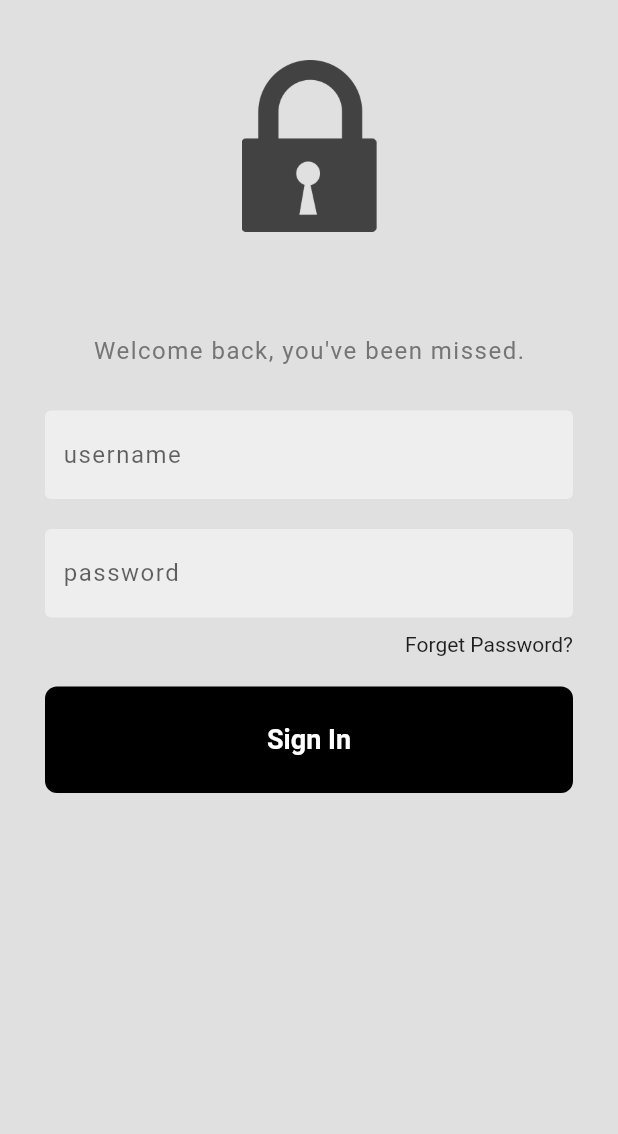
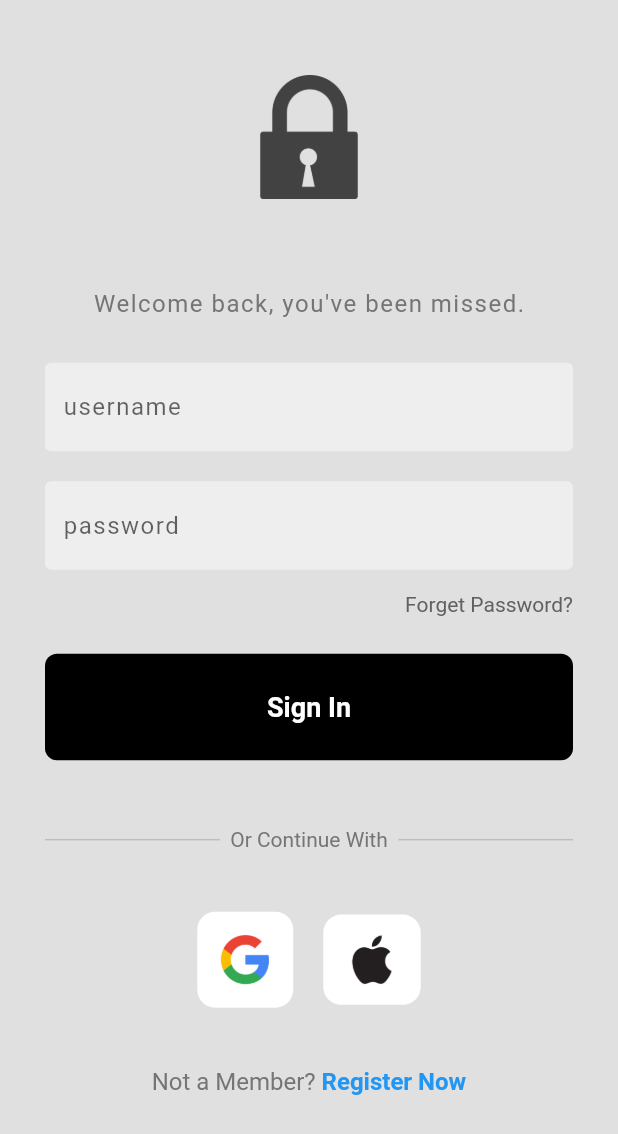
Before and after one commit to stDean/flutter_auth, a Flutter app: the screen it shows after launch, on a phone screen of 412 x 824 dp. Shown: the top 1134 px of the screen. Run offline on Flutter 3.47's test engine with Material 2 defaults, Android fonts, the phone set to English and light mode, and no system bars.

Commit message:
done with the login view

```diff
--- /dev/null
+++ b/client/lib/component/login_options.dart
@@ -0,0 +1,29 @@
+import 'package:flutter/material.dart';
+
+class LoginOption extends StatelessWidget {
+  const LoginOption({super.key, required this.imgPath});
+
+  final String imgPath;
+
+  @override
+  Widget build(BuildContext context) {
+    return Container(
+      decoration: BoxDecoration(
+        color: Colors.white,
+        borderRadius: BorderRadius.circular(12),
+      ),
+      padding: imgPath == "lib/images/apLo.png"
+          ? const EdgeInsets.all(10)
+          : const EdgeInsets.all(12),
+      margin: const EdgeInsets.only(
+        top: 40,
+        left: 10,
+        right: 10,
+      ),
+      child: Image.asset(
+        imgPath,
+        width: imgPath == "lib/images/apLo.png" ? 45 : 40,
+      ),
+    );
+  }
+}
--- a/client/lib/screens/login_screen.dart
+++ b/client/lib/screens/login_screen.dart
@@ -1,5 +1,7 @@
+import 'package:client/component/login_options.dart';
 import 'package:client/component/my_button.dart';
 import 'package:client/component/text_field.dart';
+import 'package:flutter/gestures.dart';
 import 'package:flutter/material.dart';
 
 class LoginScreen extends StatefulWidget {
@@ -30,7 +32,7 @@ class _LoginScreenState extends State<LoginScreen> {
       body: SafeArea(
         child: Padding(
           padding: const EdgeInsets.only(
-            top: 40.0,
+            top: 50.0,
             left: 30,
             right: 30,
             // bottom: 10,
@@ -42,12 +44,12 @@ class _LoginScreenState extends State<LoginScreen> {
                   // Lock Logo
                   Image.asset(
                     'lib/images/lock-icon.png',
-                    width: 90,
+                    width: 65,
                     color: Colors.grey.shade800,
                   ),
 
                   // Welcome text
-                  const SizedBox(height: 70),
+                  const SizedBox(height: 60),
                   Text(
                     'Welcome back, you\'ve been missed.',
                     style: TextStyle(
@@ -78,26 +80,93 @@ class _LoginScreenState extends State<LoginScreen> {
                     ),
                   ),
 
-                  const SizedBox(height: 10),
+                  const SizedBox(height: 15),
 
                   // forget text
-                  const Align(
+                  Align(
                     alignment: Alignment.centerRight,
-                    child: Text('Forget Password?'),
+                    child: Text(
+                      'Forget Password?',
+                      style: TextStyle(
+                        color: Colors.grey.shade700,
+                      ),
+                    ),
                   ),
 
-                  const SizedBox(height: 20),
+                  const SizedBox(height: 25),
 
                   // button
                   MyButton(
                     buttonText: 'Sign In',
                     onTap: signIn,
-                  )
+                  ),
+
+                  const SizedBox(height: 45),
+
                   // or text
+                  Row(
+                    children: [
+                      Expanded(
+                        child: Divider(
+                          thickness: 1,
+                          color: Colors.grey.shade400,
+                        ),
+                      ),
+                      Container(
+                        margin: const EdgeInsets.symmetric(
+                          horizontal: 7,
+                        ),
+                        child: Text(
+                          "Or Continue With",
+                          style: TextStyle(
+                            color: Colors.grey.shade600,
+                          ),
+                        ),
+                      ),
+                      Expanded(
+                        child: Divider(
+                          thickness: 1,
+                          color: Colors.grey.shade400,
+                        ),
+                      ),
+                    ],
+                  ),
 
                   // google and apple button
+                  const Row(
+                    mainAxisAlignment: MainAxisAlignment.spaceAround,
+                    mainAxisSize: MainAxisSize.min,
+                    children: [
+                      LoginOption(imgPath: "lib/images/google.png"),
+                      LoginOption(imgPath: "lib/images/apLo.png"),
+                    ],
+                  ),
+
+                  const SizedBox(height: 40),
 
                   // register text
+                  Text.rich(
+                    TextSpan(
+                      text: "Not a Member? ",
+                      style: TextStyle(
+                        color: Colors.grey.shade600,
+                        fontSize: 16,
+                      ),
+                      children: [
+                        TextSpan(
+                          text: 'Register Now',
+                          style: const TextStyle(
+                            color: Colors.blue,
+                            fontWeight: FontWeight.bold,
+                            fontSize: 16,
+                          ),
+                          recognizer: TapGestureRecognizer()..onTap = () {
+
+                          },
+                        ),
+                      ],
+                    ),
+                  )
                 ],
               ),
             ),
```
